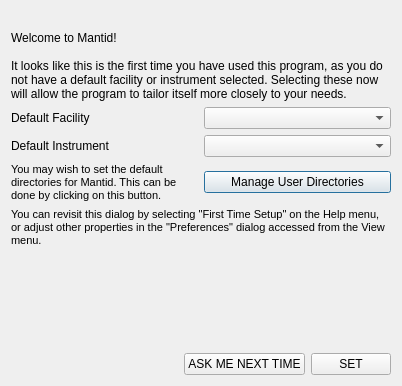
First picture: the form in Code/Mantid/MantidPlot/src/Mantid/FirstTimeSetup.ui, repository mantidproject/mantid, before the edit.
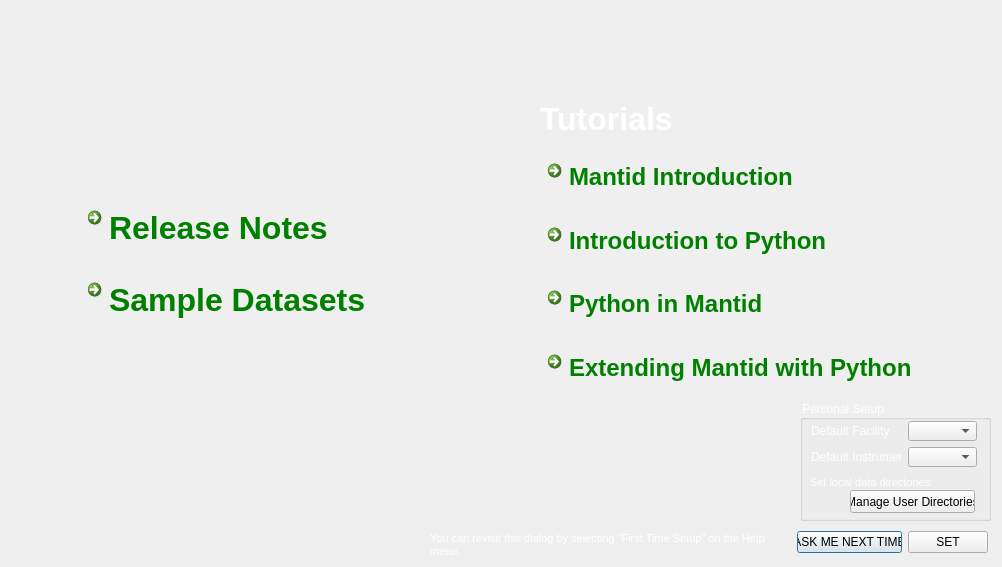
Second picture: the form after the edit. Icons and pictures are not drawn. Custom widgets are drawn as their Qt base class.

```diff
--- a/Code/Mantid/MantidPlot/src/Mantid/FirstTimeSetup.ui
+++ b/Code/Mantid/MantidPlot/src/Mantid/FirstTimeSetup.ui
@@ -6,166 +6,451 @@
    <rect>
     <x>0</x>
     <y>0</y>
-    <width>402</width>
-    <height>386</height>
+    <width>1002</width>
+    <height>567</height>
    </rect>
-  </property>
-  <property name="windowTitle">
-   <string>Welcome to Mantid</string>
-  </property>
-  <layout class="QVBoxLayout" name="verticalLayout">
-   <item>
-    <layout class="QHBoxLayout" name="horizontalLayout_3">
-     <item>
-      <widget class="QLabel" name="lbImageLogo">
-       <property name="enabled">
-        <bool>true</bool>
        </property>
        <property name="sizePolicy">
-        <sizepolicy hsizetype="Maximum" vsizetype="Maximum">
+   <sizepolicy hsizetype="Fixed" vsizetype="Fixed">
          <horstretch>0</horstretch>
          <verstretch>0</verstretch>
         </sizepolicy>
        </property>
-       <property name="maximumSize">
-        <size>
-         <width>309</width>
-         <height>172</height>
-        </size>
-       </property>
-       <property name="text">
-        <string/>
-       </property>
-       <property name="pixmap">
-        <pixmap resource="../../../Images/images.qrc">:/Mantid_Logo_Transparent.png</pixmap>
-       </property>
-       <property name="scaledContents">
-        <bool>true</bool>
-       </property>
-      </widget>
-     </item>
-    </layout>
-   </item>
-   <item>
-    <widget class="QLabel" name="label_3">
+  <property name="windowTitle">
+   <string>Welcome to Mantid</string>
+  </property>
+  <property name="styleSheet">
+   <string notr="true">QDialog{background-image: url(:/First_use_Background.png);}
+color: rgb(255, 255, 255);</string>
+  </property>
+  <widget class="QLabel" name="lbUpdate">
+   <property name="geometry">
+    <rect>
+     <x>430</x>
+     <y>530</y>
+     <width>361</width>
+     <height>31</height>
+    </rect>
+   </property>
+   <property name="styleSheet">
+    <string notr="true">color: rgb(255, 255, 255);</string>
+   </property>
      <property name="text">
-      <string>Welcome to Mantid!
-
-It looks like this is the first time you have used this program, as you do not have a default facility or instrument selected. Selecting these now will allow the program to tailor itself more closely to your needs.</string>
+    <string>&lt;!DOCTYPE HTML PUBLIC &quot;-//W3C//DTD HTML 4.0//EN&quot; &quot;http://www.w3.org/TR/REC-html40/strict.dtd&quot;&gt;
+&lt;html&gt;&lt;head&gt;&lt;meta name=&quot;qrichtext&quot; content=&quot;1&quot; /&gt;&lt;style type=&quot;text/css&quot;&gt;
+p, li { white-space: pre-wrap; }
+&lt;/style&gt;&lt;/head&gt;&lt;body style=&quot; font-family:'MS Shell Dlg 2'; font-size:8pt; font-weight:400; font-style:normal;&quot;&gt;
+&lt;p style=&quot; margin-top:0px; margin-bottom:0px; margin-left:0px; margin-right:0px; -qt-block-indent:0; text-indent:0px;&quot;&gt;You can revisit this dialog by selecting &amp;quot;First Time Setup&amp;quot; on the Help menu.&lt;/p&gt;&lt;/body&gt;&lt;/html&gt;</string>
      </property>
      <property name="wordWrap">
       <bool>true</bool>
      </property>
     </widget>
+  <widget class="QWidget" name="layoutWidget">
+   <property name="geometry">
+    <rect>
+     <x>797</x>
+     <y>530</y>
+     <width>191</width>
+     <height>25</height>
+    </rect>
+   </property>
+   <layout class="QHBoxLayout" name="horizontalLayout">
+    <item>
+     <widget class="QPushButton" name="pbCancel">
+      <property name="text">
+       <string>ASK ME NEXT TIME</string>
+      </property>
+      <property name="default">
+       <bool>false</bool>
+      </property>
+      <property name="flat">
+       <bool>false</bool>
+      </property>
+     </widget>
    </item>
    <item>
-    <layout class="QGridLayout" name="gridLayout">
-     <item row="0" column="0">
+     <widget class="QPushButton" name="pbConfirm">
+      <property name="text">
+       <string>SET</string>
+      </property>
+     </widget>
+    </item>
+   </layout>
+  </widget>
+  <widget class="QGroupBox" name="grpPersonalSetup">
+   <property name="geometry">
+    <rect>
+     <x>800</x>
+     <y>400</y>
+     <width>191</width>
+     <height>121</height>
+    </rect>
+   </property>
+   <property name="styleSheet">
+    <string notr="true">color: rgb(255, 255, 255);</string>
+   </property>
+   <property name="title">
+    <string>Personal Setup</string>
+   </property>
+   <widget class="QWidget" name="layoutWidget">
+    <property name="geometry">
+     <rect>
+      <x>100</x>
+      <y>20</y>
+      <width>71</width>
+      <height>48</height>
+     </rect>
+    </property>
+    <layout class="QGridLayout" name="gridLayout"/>
+   </widget>
       <widget class="QLabel" name="label">
+    <property name="geometry">
+     <rect>
+      <x>11</x>
+      <y>21</y>
+      <width>91</width>
+      <height>20</height>
+     </rect>
+    </property>
+    <property name="autoFillBackground">
+     <bool>false</bool>
+    </property>
+    <property name="styleSheet">
+     <string notr="true">color: rgb(255, 255, 255);</string>
+    </property>
        <property name="text">
         <string>Default Facility</string>
        </property>
       </widget>
-     </item>
-     <item row="1" column="0">
+   <widget class="QComboBox" name="cbFacility">
+    <property name="geometry">
+     <rect>
+      <x>108</x>
+      <y>21</y>
+      <width>69</width>
+      <height>20</height>
+     </rect>
+    </property>
+    <property name="styleSheet">
+     <string notr="true">color: rgb(0, 0, 0);</string>
+    </property>
+   </widget>
       <widget class="QLabel" name="label_2">
+    <property name="geometry">
+     <rect>
+      <x>11</x>
+      <y>47</y>
+      <width>91</width>
+      <height>20</height>
+     </rect>
+    </property>
+    <property name="styleSheet">
+     <string notr="true">color: rgb(255, 255, 255);</string>
+    </property>
        <property name="text">
         <string>Default Instrument</string>
        </property>
       </widget>
-     </item>
-     <item row="1" column="1">
-      <widget class="MantidQt::MantidWidgets::InstrumentSelector" name="cbInstrument"/>
-     </item>
-     <item row="0" column="1">
-      <widget class="QComboBox" name="cbFacility"/>
-     </item>
-    </layout>
-   </item>
-   <item>
-    <layout class="QHBoxLayout" name="horizontalLayout_2">
-     <item>
+   <widget class="MantidQt::MantidWidgets::InstrumentSelector" name="cbInstrument">
+    <property name="geometry">
+     <rect>
+      <x>108</x>
+      <y>47</y>
+      <width>69</width>
+      <height>20</height>
+     </rect>
+    </property>
+    <property name="styleSheet">
+     <string notr="true">color: rgb(0, 0, 0);</string>
+    </property>
+   </widget>
       <widget class="QLabel" name="lbMUD">
+    <property name="geometry">
+     <rect>
+      <x>10</x>
+      <y>70</y>
+      <width>131</width>
+      <height>26</height>
+     </rect>
+    </property>
+    <property name="styleSheet">
+     <string notr="true">color: rgb(255, 255, 255);</string>
+    </property>
        <property name="text">
         <string>&lt;!DOCTYPE HTML PUBLIC &quot;-//W3C//DTD HTML 4.0//EN&quot; &quot;http://www.w3.org/TR/REC-html40/strict.dtd&quot;&gt;
 &lt;html&gt;&lt;head&gt;&lt;meta name=&quot;qrichtext&quot; content=&quot;1&quot; /&gt;&lt;style type=&quot;text/css&quot;&gt;
 p, li { white-space: pre-wrap; }
-&lt;/style&gt;&lt;/head&gt;&lt;body style=&quot; font-family:'MS Shell Dlg 2'; font-size:8.25pt; font-weight:400; font-style:normal;&quot;&gt;
-&lt;p style=&quot; margin-top:0px; margin-bottom:0px; margin-left:0px; margin-right:0px; -qt-block-indent:0; text-indent:0px; font-size:8pt;&quot;&gt;You may wish to set the default directories for Mantid. This can be done by clicking on this button.&lt;/p&gt;&lt;/body&gt;&lt;/html&gt;</string>
+&lt;/style&gt;&lt;/head&gt;&lt;body style=&quot; font-family:'MS Shell Dlg 2'; font-size:8pt; font-weight:400; font-style:normal;&quot;&gt;
+&lt;p style=&quot; margin-top:0px; margin-bottom:0px; margin-left:0px; margin-right:0px; -qt-block-indent:0; text-indent:0px;&quot;&gt;Set local data directories:&lt;/p&gt;&lt;/body&gt;&lt;/html&gt;</string>
        </property>
        <property name="wordWrap">
         <bool>true</bool>
        </property>
       </widget>
-     </item>
-     <item>
       <widget class="QPushButton" name="pbMUD">
+    <property name="geometry">
+     <rect>
+      <x>50</x>
+      <y>90</y>
+      <width>125</width>
+      <height>23</height>
+     </rect>
+    </property>
+    <property name="styleSheet">
+     <string notr="true">color: rgb(0, 0, 0);</string>
+    </property>
        <property name="text">
         <string>Manage User Directories</string>
        </property>
       </widget>
-     </item>
-    </layout>
-   </item>
+  </widget>
+  <widget class="QWidget" name="">
+   <property name="geometry">
+    <rect>
+     <x>80</x>
+     <y>200</y>
+     <width>307</width>
+     <height>138</height>
+    </rect>
+   </property>
+   <layout class="QVBoxLayout" name="verticalLayout">
    <item>
-    <widget class="QLabel" name="lbUpdate">
+     <widget class="QCommandLinkButton" name="clbReleaseNotes">
+      <property name="font">
+       <font>
+        <family>Segoe UI</family>
+        <pointsize>24</pointsize>
+        <weight>75</weight>
+        <bold>true</bold>
+       </font>
+      </property>
+      <property name="layoutDirection">
+       <enum>Qt::LeftToRight</enum>
+      </property>
+      <property name="styleSheet">
+       <string notr="true">color: rgb(0, 128, 0);</string>
+      </property>
      <property name="text">
-      <string>&lt;!DOCTYPE HTML PUBLIC &quot;-//W3C//DTD HTML 4.0//EN&quot; &quot;http://www.w3.org/TR/REC-html40/strict.dtd&quot;&gt;
-&lt;html&gt;&lt;head&gt;&lt;meta name=&quot;qrichtext&quot; content=&quot;1&quot; /&gt;&lt;style type=&quot;text/css&quot;&gt;
-p, li { white-space: pre-wrap; }
-&lt;/style&gt;&lt;/head&gt;&lt;body style=&quot; font-family:'MS Shell Dlg 2'; font-size:8.25pt; font-weight:400; font-style:normal;&quot;&gt;
-&lt;p style=&quot; margin-top:0px; margin-bottom:0px; margin-left:0px; margin-right:0px; -qt-block-indent:0; text-indent:0px; font-size:8pt;&quot;&gt;You can revisit this dialog by selecting &quot;First Time Setup&quot; on the Help menu, or adjust other properties in the &quot;Preferences&quot; dialog accessed from the View menu.&lt;/p&gt;&lt;/body&gt;&lt;/html&gt;</string>
-     </property>
-     <property name="wordWrap">
-      <bool>true</bool>
-     </property>
+       <string>Release Notes</string>
+      </property>
+      <property name="icon">
+       <iconset resource="../../../Images/images.qrc">
+        <normaloff>:/win/running_process.png</normaloff>:/win/running_process.png</iconset>
+      </property>
+      <property name="iconSize">
+       <size>
+        <width>40</width>
+        <height>40</height>
+       </size>
+      </property>
+      <property name="checkable">
+       <bool>false</bool>
+      </property>
     </widget>
    </item>
    <item>
-    <spacer name="verticalSpacer">
-     <property name="orientation">
-      <enum>Qt::Vertical</enum>
-     </property>
-     <property name="sizeHint" stdset="0">
+     <widget class="QCommandLinkButton" name="clbSampleDatasets">
+      <property name="font">
+       <font>
+        <family>Segoe UI</family>
+        <pointsize>24</pointsize>
+        <weight>75</weight>
+        <bold>true</bold>
+       </font>
+      </property>
+      <property name="layoutDirection">
+       <enum>Qt::LeftToRight</enum>
+      </property>
+      <property name="styleSheet">
+       <string notr="true">color: rgb(0, 128, 0);</string>
+      </property>
+      <property name="text">
+       <string>Sample Datasets</string>
+      </property>
+      <property name="icon">
+       <iconset resource="../../../Images/images.qrc">
+        <normaloff>:/win/running_process.png</normaloff>:/win/running_process.png</iconset>
+      </property>
+      <property name="iconSize">
       <size>
-       <width>20</width>
+        <width>40</width>
        <height>40</height>
       </size>
      </property>
-    </spacer>
-   </item>
+      <property name="checkable">
+       <bool>false</bool>
+      </property>
+     </widget>
+    </item>
+   </layout>
+  </widget>
+  <widget class="QWidget" name="">
+   <property name="geometry">
+    <rect>
+     <x>540</x>
+     <y>90</y>
+     <width>410</width>
+     <height>311</height>
+    </rect>
+   </property>
+   <layout class="QVBoxLayout" name="verticalLayout_2">
    <item>
-    <layout class="QHBoxLayout" name="horizontalLayout">
+     <widget class="QLabel" name="lblTutorials">
+      <property name="font">
+       <font>
+        <family>Segoe UI</family>
+        <pointsize>24</pointsize>
+        <weight>75</weight>
+        <bold>true</bold>
+       </font>
+      </property>
+      <property name="styleSheet">
+       <string notr="true">color: rgb(255, 255, 255);</string>
+      </property>
+      <property name="text">
+       <string>Tutorials</string>
+      </property>
+     </widget>
+    </item>
      <item>
-      <spacer name="horizontalSpacer">
-       <property name="orientation">
-        <enum>Qt::Horizontal</enum>
-       </property>
-       <property name="sizeHint" stdset="0">
+     <widget class="QCommandLinkButton" name="clbMantidIntroduction">
+      <property name="font">
+       <font>
+        <family>Segoe UI</family>
+        <pointsize>18</pointsize>
+        <weight>75</weight>
+        <bold>true</bold>
+       </font>
+      </property>
+      <property name="layoutDirection">
+       <enum>Qt::LeftToRight</enum>
+      </property>
+      <property name="styleSheet">
+       <string notr="true">color: rgb(0, 128, 0);</string>
+      </property>
+      <property name="text">
+       <string>Mantid Introduction</string>
+      </property>
+      <property name="icon">
+       <iconset resource="../../../Images/images.qrc">
+        <normaloff>:/win/running_process.png</normaloff>:/win/running_process.png</iconset>
+      </property>
+      <property name="iconSize">
         <size>
          <width>40</width>
-         <height>20</height>
-        </size>
-       </property>
-      </spacer>
+        <height>40</height>
+       </size>
+      </property>
+      <property name="checkable">
+       <bool>false</bool>
+      </property>
+     </widget>
      </item>
      <item>
-      <widget class="QPushButton" name="pbCancel">
+     <widget class="QCommandLinkButton" name="clbPythonIntroduction">
+      <property name="font">
+       <font>
+        <family>Segoe UI</family>
+        <pointsize>18</pointsize>
+        <weight>75</weight>
+        <bold>true</bold>
+       </font>
+      </property>
+      <property name="layoutDirection">
+       <enum>Qt::LeftToRight</enum>
+      </property>
+      <property name="styleSheet">
+       <string notr="true">color: rgb(0, 128, 0);</string>
+      </property>
        <property name="text">
-        <string>ASK ME NEXT TIME</string>
-       </property>
+       <string>Introduction to Python</string>
+      </property>
+      <property name="icon">
+       <iconset resource="../../../Images/images.qrc">
+        <normaloff>:/win/running_process.png</normaloff>:/win/running_process.png</iconset>
+      </property>
+      <property name="iconSize">
+       <size>
+        <width>40</width>
+        <height>40</height>
+       </size>
+      </property>
+      <property name="checkable">
+       <bool>false</bool>
+      </property>
       </widget>
      </item>
      <item>
-      <widget class="QPushButton" name="pbConfirm">
+     <widget class="QCommandLinkButton" name="clbPythonInMantid">
+      <property name="font">
+       <font>
+        <family>Segoe UI</family>
+        <pointsize>18</pointsize>
+        <weight>75</weight>
+        <bold>true</bold>
+       </font>
+      </property>
+      <property name="layoutDirection">
+       <enum>Qt::LeftToRight</enum>
+      </property>
+      <property name="styleSheet">
+       <string notr="true">color: rgb(0, 128, 0);</string>
+      </property>
        <property name="text">
-        <string>SET</string>
-       </property>
-      </widget>
-     </item>
-    </layout>
-   </item>
-  </layout>
+       <string>Python in Mantid</string>
+      </property>
+      <property name="icon">
+       <iconset resource="../../../Images/images.qrc">
+        <normaloff>:/win/running_process.png</normaloff>:/win/running_process.png</iconset>
+      </property>
+      <property name="iconSize">
+       <size>
+        <width>40</width>
+        <height>40</height>
+       </size>
+      </property>
+      <property name="checkable">
+       <bool>false</bool>
+      </property>
+     </widget>
+    </item>
+    <item>
+     <widget class="QCommandLinkButton" name="clbExtendingMantid">
+      <property name="font">
+       <font>
+        <family>Segoe UI</family>
+        <pointsize>18</pointsize>
+        <weight>75</weight>
+        <bold>true</bold>
+       </font>
+      </property>
+      <property name="layoutDirection">
+       <enum>Qt::LeftToRight</enum>
+      </property>
+      <property name="styleSheet">
+       <string notr="true">color: rgb(0, 128, 0);</string>
+      </property>
+      <property name="text">
+       <string>Extending Mantid with Python</string>
+      </property>
+      <property name="icon">
+       <iconset resource="../../../Images/images.qrc">
+        <normaloff>:/win/running_process.png</normaloff>:/win/running_process.png</iconset>
+      </property>
+      <property name="iconSize">
+       <size>
+        <width>40</width>
+        <height>40</height>
+       </size>
+      </property>
+      <property name="checkable">
+       <bool>false</bool>
+      </property>
+     </widget>
+    </item>
+   </layout>
+  </widget>
  </widget>
  <customwidgets>
   <customwidget>
```
Lines whose indentation alone changed are shown as unchanged.
